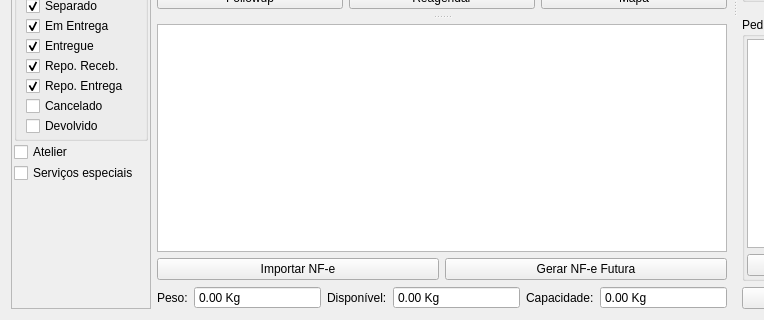
darktorres/ERP-STACCATO, file ui/widgetlogisticaagendarentrega.ui: the form before one commit; both pictures show x 0 to 764 and y 309 to 629 of the 1166 by 629 pixel window.
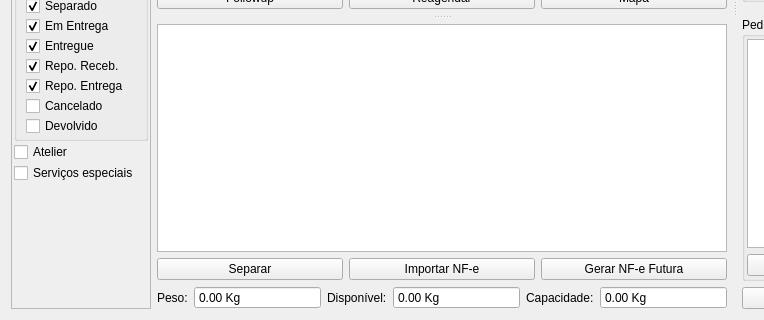
The form after the commit. Custom widgets are drawn as their Qt base class.

Commit message: @ feat: move Separar to Agendar Entrega; rank SEPARADO before ENTREGA AGEND.

What changed in the file:
```diff
--- a/ui/widgetlogisticaagendarentrega.ui
+++ b/ui/widgetlogisticaagendarentrega.ui
@@ -631,6 +631,13 @@
           </item>
           <item row="0" column="0" colspan="6">
            <layout class="QHBoxLayout" name="horizontalLayout">
+            <item>
+             <widget class="QPushButton" name="pushButtonSeparar">
+              <property name="text">
+               <string>Separar</string>
+              </property>
+             </widget>
+            </item>
             <item>
              <widget class="QPushButton" name="pushButtonImportarNFe">
               <property name="text">
```
The commit also changes 7 other files.
